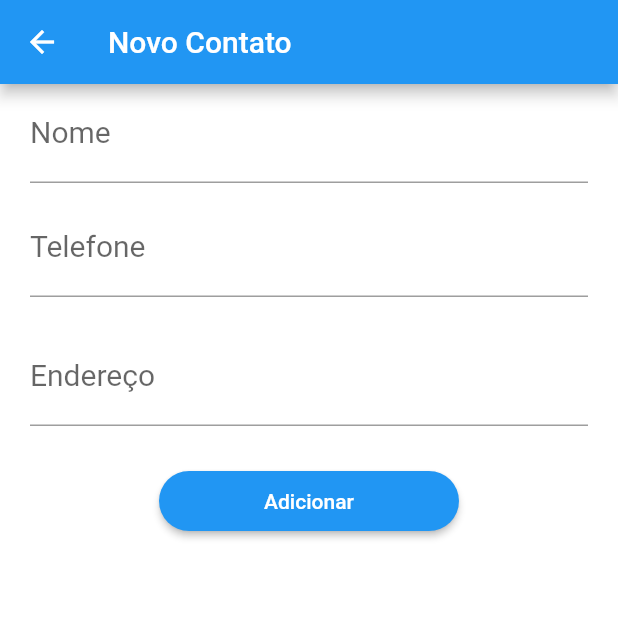
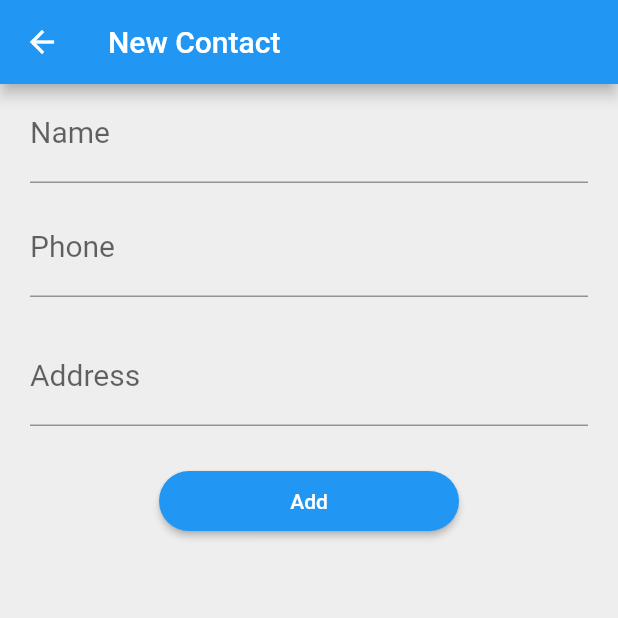
Before and after one commit to RafaelR7/contact_list, a Flutter app: the screen it shows after launch, after a tap on the "group add" icon, on a phone screen of 412 x 824 dp, the top half of it. Run offline on Flutter 3.47's test engine with Material 2 defaults, Android fonts, the phone set to English and light mode, and no system bars; our stand-ins replace cloud_firestore, flutter_mobx, mobx; accounts and stored records are empty; generated files the repository leaves out were written again.

Commit message:
added i18n - en/pt

```diff
--- /dev/null
+++ b/lib/app/i18n/i18n.dart
@@ -0,0 +1,75 @@
+import 'package:flutter/material.dart';
+
+class I18n {
+  I18n(this.locale);
+
+  final Locale locale;
+
+  static I18n of(BuildContext context) {
+    return Localizations.of<I18n>(context, I18n);
+  }
+
+  static Map<String, Map<String, String>> _localizedValues = {
+    'en': {
+      'contactList': 'Contact List',
+      'newContact': 'New Contact',
+      'name': 'Name',
+      'phone': 'Phone',
+      'address': 'Address',
+      'add': 'Add',
+      'enterTheName': 'Enter the name',
+      'enterThePhone': 'Enter the phone',
+      'enterTheAddress': 'Enter the address',
+      'editContact': 'Edit Contact',
+      'edit': 'Edit',
+      'contactAdded': 'Contact Added',
+      'contactEdited': 'Contact Edited',
+      'yes': 'Yes',
+      'no': 'No',
+      'deleteContact': 'Delete Contact?',
+    },
+    'pt': {
+      'contactList': 'Lista de Contatos',
+      'newContact': 'Novo Contato',
+      'name': 'Nome',
+      'phone': 'Telefone',
+      'address': 'Endereço',
+      'add': 'Adicionar',
+      'enterTheName': 'Infome o nome',
+      'enterThePhone': 'Informe o telefone',
+      'enterTheAddress': 'Informe o endereço',
+      'editContact': 'Editar Contato',
+      'edit': 'Editar',
+      'contactAdded': 'Contato Adicionado',
+      'contactEdited': 'Contato Editado',
+      'yes': 'Sim',
+      'no': 'Não',
+      'deleteContact': 'Excluir Contato?',
+    }
+  };
+
+  String get contactList =>
+      _localizedValues[locale.languageCode]['contactList'];
+  String get newContact => _localizedValues[locale.languageCode]['newContact'];
+  String get name => _localizedValues[locale.languageCode]['name'];
+  String get address => _localizedValues[locale.languageCode]['address'];
+  String get phone => _localizedValues[locale.languageCode]['phone'];
+  String get add => _localizedValues[locale.languageCode]['add'];
+  String get enterTheName =>
+      _localizedValues[locale.languageCode]['enterTheName'];
+  String get enterThePhone =>
+      _localizedValues[locale.languageCode]['enterThePhone'];
+  String get enterTheAddress =>
+      _localizedValues[locale.languageCode]['enterTheAddress'];
+  String get editContact =>
+      _localizedValues[locale.languageCode]['editContact'];
+  String get edit => _localizedValues[locale.languageCode]['edit'];
+  String get contactAdded =>
+      _localizedValues[locale.languageCode]['contactAdded'];
+  String get contactEdited =>
+      _localizedValues[locale.languageCode]['contactEdited'];
+  String get yes => _localizedValues[locale.languageCode]['yes'];
+  String get no => _localizedValues[locale.languageCode]['no'];
+  String get deleteContact =>
+      _localizedValues[locale.languageCode]['deleteContact'];
+}
--- /dev/null
+++ b/lib/app/i18n/i18n_delegate.dart
@@ -0,0 +1,18 @@
+import 'package:contact_list/app/i18n/i18n.dart';
+import 'package:flutter/foundation.dart';
+import 'package:flutter/material.dart';
+
+class I18nDelegate extends LocalizationsDelegate<I18n> {
+  const I18nDelegate();
+
+  @override
+  bool isSupported(Locale locale) => ['en', 'pt'].contains(locale.languageCode);
+
+  @override
+  Future<I18n> load(Locale locale) {
+    return SynchronousFuture<I18n>(I18n(locale));
+  }
+
+  @override
+  bool shouldReload(I18nDelegate old) => false;
+}
--- a/lib/app/styles/styles.dart
+++ b/lib/app/styles/styles.dart
@@ -6,7 +6,7 @@ class Styles {
     brightness: Brightness.light,
     primaryColor: Colors.blue,
     backgroundColor: Colors.white,
-    scaffoldBackgroundColor: Colors.white,
+    scaffoldBackgroundColor: Colors.grey[200],
     iconTheme: IconThemeData(color: Colors.blue),
     textTheme: TextTheme(
       headline1: TextStyle(color: Colors.black87, fontSize: 96),
--- a/lib/app/ui/contactList/contact_details.dart
+++ b/lib/app/ui/contactList/contact_details.dart
@@ -1,3 +1,4 @@
+import 'package:contact_list/app/i18n/i18n.dart';
 import 'package:contact_list/app/models/contact_model.dart';
 import 'package:contact_list/app/stores/contact_list_store.dart';
 import 'package:contact_list/app/ui/contactList/contact_form.dart';
@@ -79,17 +80,17 @@ class _ContactDetailsState extends State<ContactDetails> {
       context: context,
       builder: (BuildContext context) {
         return AlertDialog(
-          title: Text('Excluir Contato?'),
+          title: Text('${I18n.of(context).deleteContact}'),
           actions: <Widget>[
             FlatButton(
-              child: Text('Sim'),
+              child: Text('${I18n.of(context).yes}'),
               onPressed: () {
                 _contactListStore.deleteContact(contact);
                 Navigator.pushNamed(context, '/contactList');
               },
             ),
             FlatButton(
-              child: Text('Não'),
+              child: Text('${I18n.of(context).no}'),
               onPressed: () => Navigator.of(context).pop(),
             )
           ],
--- a/lib/app/ui/contactList/contact_form.dart
+++ b/lib/app/ui/contactList/contact_form.dart
@@ -1,3 +1,4 @@
+import 'package:contact_list/app/i18n/i18n.dart';
 import 'package:contact_list/app/models/contact_model.dart';
 import 'package:contact_list/app/stores/contact_list_store.dart';
 import 'package:flutter/material.dart';
@@ -35,7 +36,9 @@ class _ContactFormState extends State<ContactForm> {
     bool isEdit = widget.contact != null ? true : false;
     return Scaffold(
       appBar: AppBar(
-        title: Text(isEdit ? 'Editar Contato' : 'Novo Contato'),
+        title: Text(isEdit
+            ? '${I18n.of(context).editContact}'
+            : '${I18n.of(context).newContact}'),
       ),
       body: SingleChildScrollView(
         child: Form(
@@ -47,13 +50,13 @@ class _ContactFormState extends State<ContactForm> {
                 TextFormField(
                   validator: (value) {
                     if (value.isEmpty) {
-                      return 'Informe o Nome';
+                      return '${I18n.of(context).enterTheName}';
                     }
                     return null;
                   },
                   controller: _nameController,
                   decoration: InputDecoration(
-                    labelText: 'Nome',
+                    labelText: '${I18n.of(context).name}',
                   ),
                 ),
                 Padding(
@@ -65,13 +68,13 @@ class _ContactFormState extends State<ContactForm> {
                     ],
                     validator: (value) {
                       if (value.isEmpty) {
-                        return 'Informe o Telefone';
+                        return '${I18n.of(context).enterThePhone}';
                       }
                       return null;
                     },
                     controller: _phoneController,
                     decoration: InputDecoration(
-                      labelText: 'Telefone',
+                      labelText: '${I18n.of(context).phone}',
                     ),
                   ),
                 ),
@@ -80,13 +83,13 @@ class _ContactFormState extends State<ContactForm> {
                   child: TextFormField(
                     validator: (value) {
                       if (value.isEmpty) {
-                        return 'Informe o Endereço';
+                        return '${I18n.of(context).enterTheAddress}';
                       }
                       return null;
                     },
                     controller: _addressController,
                     decoration: InputDecoration(
-                      labelText: 'Endereço',
+                      labelText: '${I18n.of(context).address}',
                     ),
                   ),
                 ),
@@ -97,7 +100,9 @@ class _ContactFormState extends State<ContactForm> {
                     height: 40,
                     child: RaisedButton(
                       child: Text(
-                        isEdit ? 'Editar' : 'Adicionar',
+                        isEdit
+                            ? '${I18n.of(context).edit}'
+                            : '${I18n.of(context).add}',
                       ),
                       shape: RoundedRectangleBorder(
                           borderRadius: BorderRadius.circular(30.0)),
@@ -136,8 +141,9 @@ class _ContactFormState extends State<ContactForm> {
         context: context,
         builder: (BuildContext context) {
           return AlertDialog(
-            title:
-                isEdit ? Text('Contado Editado') : Text('Contato Adicionado'),
+            title: isEdit
+                ? Text('${I18n.of(context).contactEdited}')
+                : Text('${I18n.of(context).contactAdded}'),
             actions: <Widget>[
               FlatButton(
                 child: Text('OK'),
--- a/lib/app/ui/contactList/contact_list.dart
+++ b/lib/app/ui/contactList/contact_list.dart
@@ -1,3 +1,4 @@
+import 'package:contact_list/app/i18n/i18n.dart';
 import 'package:contact_list/app/models/contact_model.dart';
 import 'package:contact_list/app/stores/contact_list_store.dart';
 import 'package:contact_list/app/ui/contactList/contact_details.dart';
@@ -15,7 +16,7 @@ class ContactList extends StatelessWidget {
 
     return Scaffold(
       appBar: AppBar(
-        title: Text("Lista de Contatos"),
+        title: Text("${I18n.of(context).contactList}"),
         actions: <Widget>[
           IconButton(
             icon: const Icon(
--- a/lib/main.dart
+++ b/lib/main.dart
@@ -1,6 +1,8 @@
+import 'package:contact_list/app/i18n/i18n_delegate.dart';
 import 'package:contact_list/app/styles/styles.dart';
 import 'package:contact_list/app/ui/contactList/contact_list.dart';
 import 'package:flutter/material.dart';
+import 'package:flutter_localizations/flutter_localizations.dart';
 
 void main() => runApp(MyApp());
 
@@ -14,6 +16,15 @@ class MyApp extends StatelessWidget {
       routes: <String, WidgetBuilder>{
         '/contactList': (BuildContext context) => ContactList(),
       },
+      localizationsDelegates: [
+        const I18nDelegate(),
+        GlobalMaterialLocalizations.delegate,
+        GlobalWidgetsLocalizations.delegate,
+      ],
+      supportedLocales: [
+        const Locale('en', ''),
+        const Locale('pt', ''),
+      ],
     );
   }
 }
--- a/pubspec.yaml
+++ b/pubspec.yaml
@@ -8,6 +8,8 @@ environment:
 
 dependencies:
   flutter:
+    sdk: flutter
+  flutter_localizations:
     sdk: flutter
   cupertino_icons: ^0.1.2
 
```
Also changed, not shown: pubspec.lock, 1 other file.
